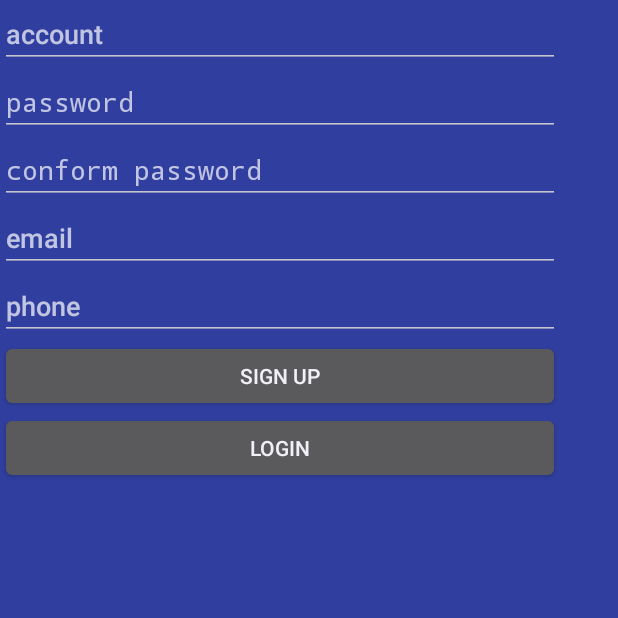
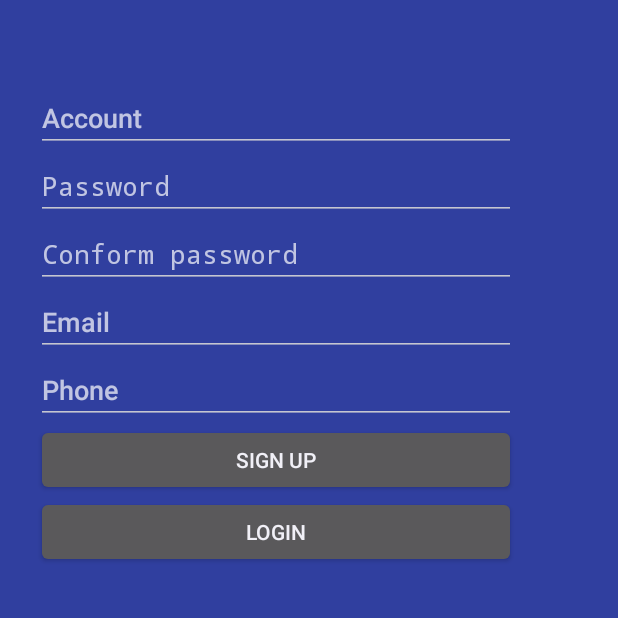
Before and after one commit to halojann/ParkingLot, an Android app: the screen it shows after launch (Start), after a tap on "SIGN UP", on a phone screen of 412 x 824 dp, the top half of it. Run offline under Robolectric (Android 15) with nearby library versions, the phone set to English and light mode, and no system bars.

Commit message:
LoginFragment SignupFragment StratActivity

```diff
--- a/app/src/main/res/layout/activity_maps.xml
+++ b/app/src/main/res/layout/activity_maps.xml
@@ -17,6 +17,7 @@
         android:layout_width="match_parent"
         android:layout_height="0dp"
         android:layout_weight="0.99"
-        tools:context="com.example.user.parkinglot.MapsActivity" />
+        tools:context="com.example.user.parkinglot.MapsActivity"
+        tools:layout="@layout/activity_maps" />
 
 </LinearLayout>
--- a/app/src/main/res/layout/signup_fragment.xml
+++ b/app/src/main/res/layout/signup_fragment.xml
@@ -6,18 +6,20 @@
     tools:context="com.example.user.parkinglot.SignupFragment">
 
     <LinearLayout
-        android:layout_width="373dp"
-        android:layout_height="499dp"
         android:orientation="vertical"
-        tools:layout_editor_absoluteY="8dp"
-        tools:layout_editor_absoluteX="8dp">
+        android:layout_width="368dp"
+        android:layout_height="wrap_content"
+        android:paddingTop="56dp"
+        android:paddingLeft="24dp"
+        android:paddingRight="24dp"
+        tools:layout_editor_absoluteY="0dp">
 
         <EditText
             android:id="@+id/editText1"
             android:layout_width="match_parent"
             android:layout_height="wrap_content"
             android:ems="10"
-            android:hint="account"
+            android:hint="Account"
             android:inputType="textPersonName"
             tools:layout_editor_absoluteX="85dp"
             tools:layout_editor_absoluteY="51dp" />
@@ -27,7 +29,7 @@
             android:layout_width="match_parent"
             android:layout_height="wrap_content"
             android:ems="10"
-            android:hint="password"
+            android:hint="Password"
             android:inputType="textPassword" />
 
         <EditText
@@ -35,7 +37,7 @@
             android:layout_width="match_parent"
             android:layout_height="wrap_content"
             android:ems="10"
-            android:hint="conform password"
+            android:hint="Conform password"
             android:inputType="textPassword" />
 
         <EditText
@@ -43,14 +45,14 @@
             android:layout_width="match_parent"
             android:layout_height="wrap_content"
             android:ems="10"
-            android:hint="email"
+            android:hint="Email"
             android:inputType="textEmailSubject" />
         <EditText
             android:id="@+id/editText5"
             android:layout_width="match_parent"
             android:layout_height="wrap_content"
             android:ems="10"
-            android:hint="phone"
+            android:hint="Phone"
             android:inputType="textPhonetic" />
 
         <Button
```
Also changed, not shown: app/src/main/res/layout/login_fragment.xml (+7 -4 lines), app/src/main/res/values/colors.xml (+15 -1 lines).
